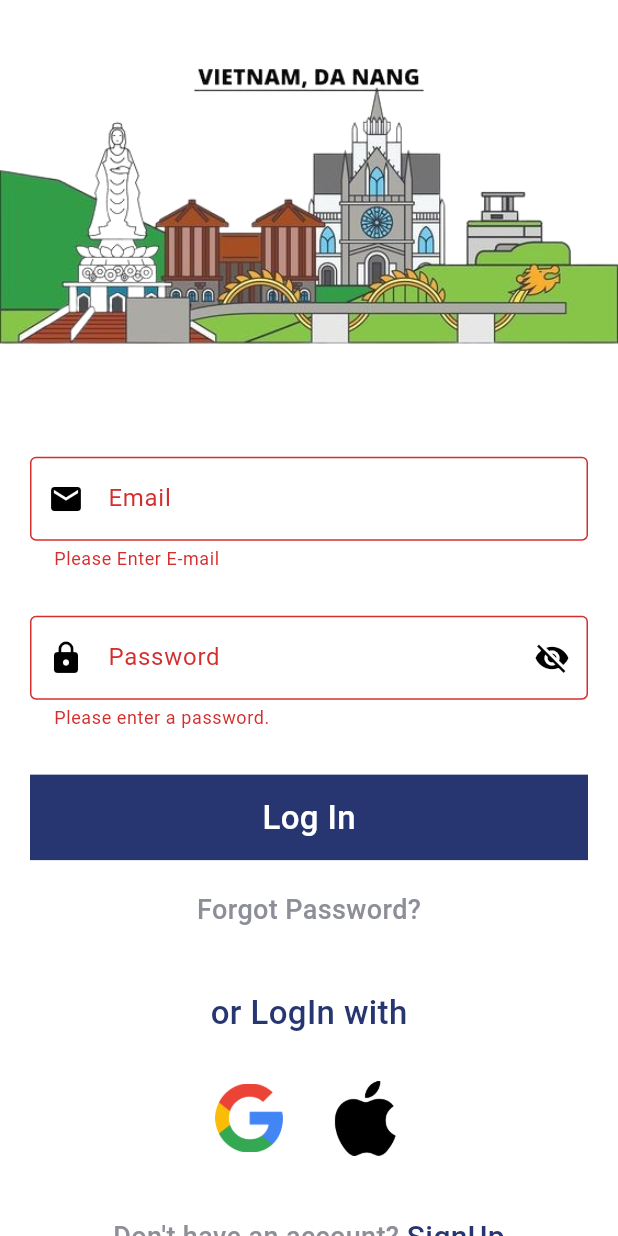
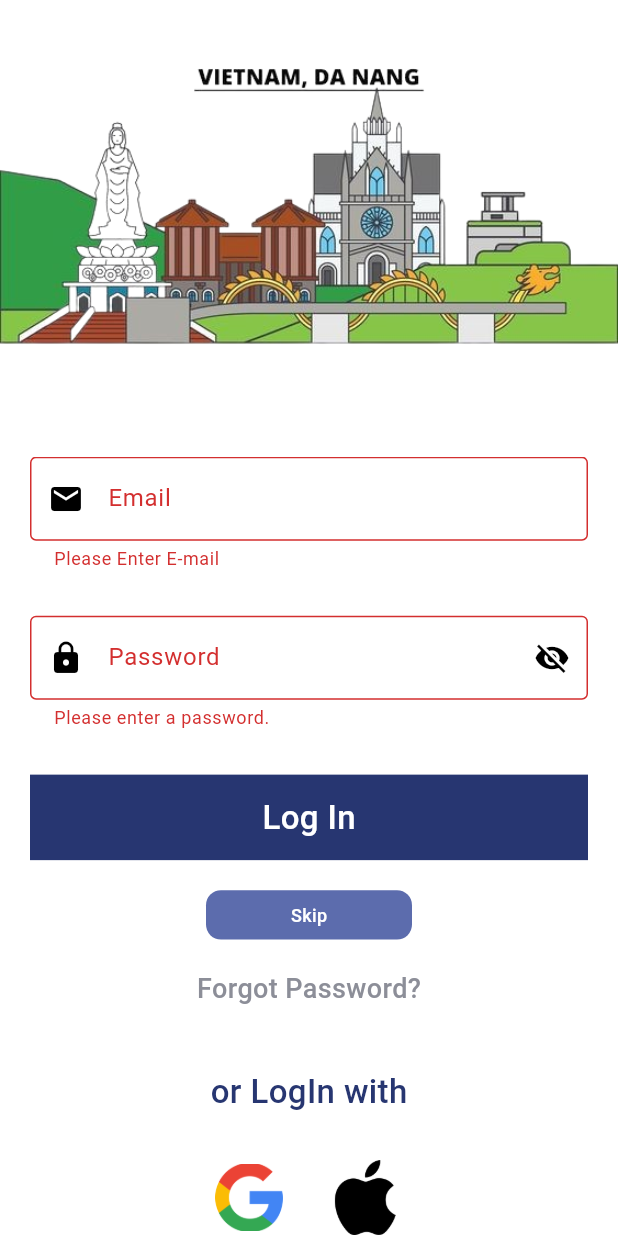
Before and after one commit to minhphu102003/flutterApp, a Flutter app: the Login screen opened directly, after a tap on "Log In", on a phone screen of 412 x 824 dp. Run offline on Flutter 3.47's test engine with Material 3 defaults, Android fonts, the phone set to English and light mode, and no system bars; our stand-ins replace country_picker, dio, geolocator, google_fonts, google_maps_flutter, latlong2 and 4 more; accounts and stored records are empty.

```diff
--- a/lib/login/sign/login.dart
+++ b/lib/login/sign/login.dart
@@ -5,8 +5,10 @@ import 'package:flutterApp/login/sign/sign.dart';
 import 'package:flutterApp/helper/validators.dart';
 import 'package:flutterApp/widgets/customTextFormField.dart';
 import 'package:flutterApp/services/authService.dart';
-// import 'package:flutterApp/models/auth.dart';
+import 'package:flutterApp/models/auth.dart';
+import 'package:flutterApp/services/apiRespone.dart';
 import 'package:flutterApp/widgets/customDialog.dart';
+import 'package:flutterApp/theme/colors.dart';
 
 class Login extends StatefulWidget {
   const Login({super.key});
@@ -19,6 +21,8 @@ class _LoginState extends State<Login> {
   final _formKey = GlobalKey<FormState>(); // Khởi tạo GlobalKey cho Form
   String email = '';
   String password = '';
+  final TextEditingController emailControler = TextEditingController();
+  final TextEditingController passwordController = TextEditingController();
 
   void showCustomDialog(BuildContext context, String title, String message,
       IconData typeIcon, Color color) {
@@ -31,12 +35,18 @@ class _LoginState extends State<Login> {
   }
 
   @override
+  void dispose() {
+    emailControler.dispose();
+    passwordController.dispose();
+    super.dispose();
+  }
+
+@override
 Widget build(BuildContext context) {
   return Scaffold(
     backgroundColor: Colors.white,
     resizeToAvoidBottomInset: false,
-      body: SingleChildScrollView(
-        child: Column(
+    body: Column(
       children: [
         Container(
           width: MediaQuery.of(context).size.width,
@@ -46,14 +56,17 @@ class _LoginState extends State<Login> {
           ),
         ),
         const SizedBox(height: 30.0),
-            Padding(
+        Expanded( // Sử dụng Expanded để cho Form chiếm không gian còn lại
+          child: SingleChildScrollView(
+            child: Padding(
               padding: const EdgeInsets.symmetric(horizontal: 20.0),
               child: Form(
-                key: _formKey, // Đặt key cho Form
+                key: _formKey,
                 child: Column(
                   children: [
                     CustomTextFormField(
                       hintText: "Email",
+                      controller: emailControler,
                       validator: emailValidator,
                       prefixIcon: Icon(Icons.email),
                       onChanged: (value) {
@@ -64,6 +77,7 @@ class _LoginState extends State<Login> {
                     CustomTextFormField(
                       obscureText: true,
                       hintText: "Password",
+                      controller: passwordController,
                       validator: passwordValidator,
                       prefixIcon: Icon(Icons.lock),
                       onChanged: (value) {
@@ -75,35 +89,29 @@ class _LoginState extends State<Login> {
                       onTap: () async {
                         FocusScope.of(context).unfocus();
                         if (_formKey.currentState!.validate()) {
-                          // Nếu form hợp lệ, điều hướng đến MapScreen
-                          print('Email: $email');
-                          print('Password: $password');
-                          String? errorMessage = await ApiClient.login(
-                            username: email,
-                            password: password,
-                          );
-                          if (errorMessage == null) {
+                          ApiResponse<AuthToken?> apiResponse =
+                              await AuthService().login(email, password);
+                          if (apiResponse.error == null) {
+                            emailControler.clear();
+                            passwordController.clear();
                             Navigator.push(
                               context,
-                              MaterialPageRoute(
-                                  builder: (context) => MapScreen()),
+                              MaterialPageRoute(builder: (context) => MapScreen()),
                             );
                           } else {
                             showCustomDialog(
                               context,
                               'Error',
-                              errorMessage,
-                              Icons.error, // Icon cho lỗi
-                              Colors.red, // Màu cho lỗi
+                              apiResponse.error!,
+                              Icons.error,
+                              failureColor,
                             );
-                            print(errorMessage);
                           }
                         }
                       },
                       child: Container(
                         width: MediaQuery.of(context).size.width,
-                        padding: const EdgeInsets.symmetric(
-                            vertical: 13.0, horizontal: 30.0),
+                        padding: const EdgeInsets.symmetric(vertical: 13.0, horizontal: 30.0),
                         decoration: BoxDecoration(
                           color: Color(0xFF273671),
                         ),
@@ -118,15 +126,35 @@ class _LoginState extends State<Login> {
                         ),
                       ),
                     ),
-                  ],
+                    const SizedBox(height: 20.0),
+                    GestureDetector(
+                      onTap: () {
+                        Navigator.push(context, MaterialPageRoute(builder: (context) => MapScreen()));
+                      },
+                      child: Container(
+                        width: MediaQuery.of(context).size.width / 3,
+                        height: MediaQuery.of(context).size.height / 25,
+                        padding: const EdgeInsets.symmetric(vertical: 2.0, horizontal: 10.0),
+                        decoration: BoxDecoration(
+                          color: Color.fromARGB(255, 92, 108, 173),
+                          borderRadius: BorderRadius.circular(10.0),
+                        ),
+                        child: const Center(
+                          child: Text(
+                            "Skip",
+                            style: TextStyle(
+                              color: Colors.white,
+                              fontSize: 12.0,
+                              fontWeight: FontWeight.w500,
+                            ),
+                          ),
                         ),
                       ),
                     ),
                     const SizedBox(height: 20.0),
                     GestureDetector(
                       onTap: () {
-                Navigator.push(context,
-                    MaterialPageRoute(builder: (context) => ForgotPassword()));
+                        Navigator.push(context, MaterialPageRoute(builder: (context) => ForgotPassword()));
                       },
                       child: const Text(
                         "Forgot Password?",
@@ -182,8 +210,7 @@ class _LoginState extends State<Login> {
                         const SizedBox(width: 5.0),
                         GestureDetector(
                           onTap: () {
-                    Navigator.push(context,
-                        MaterialPageRoute(builder: (context) => const Sign()));
+                            Navigator.push(context, MaterialPageRoute(builder: (context) => const Sign()));
                           },
                           child: const Text(
                             "SignUp",
@@ -198,6 +225,11 @@ class _LoginState extends State<Login> {
                   ],
                 ),
               ),
+            ),
+          ),
+        ),
+      ],
+    ),
   );
 }
 }
--- a/lib/models/auth.dart
+++ b/lib/models/auth.dart
@@ -31,7 +31,7 @@ class AuthToken {
         phone: json["phone"] ?? '',
         roles: List<String>.from(json["roles"]?.map((x) => x) ?? []),
         token: json["token"] ?? '',
-      );
+  );
 
   Map<String, dynamic> toMap() => {
         "success": success,
--- /dev/null
+++ b/lib/services/apiClient.dart
@@ -0,0 +1,40 @@
+import 'package:dio/dio.dart';
+import 'package:flutterApp/helper/appConfig.dart';
+import 'package:shared_preferences/shared_preferences.dart';
+
+class ApiClient {
+  static final Dio _dio = Dio(
+    BaseOptions(
+      baseUrl: AppConfig.baseUrl,
+      responseType: ResponseType.json,
+      connectTimeout: Duration(seconds: 10),
+      receiveTimeout: Duration(seconds: 10),
+      validateStatus: (int? code) {
+        return true;
+      },
+    ),
+  );
+
+  static final ApiClient instance = ApiClient._internal();
+
+  ApiClient._internal();
+
+  Dio get dio => _dio;
+
+  Future<void> setToken(String token) async {
+    _dio.options.headers['x-access-token'] = token;
+  }
+
+  Future<void> saveToken(String token) async {
+    SharedPreferences prefs = await SharedPreferences.getInstance();
+    await prefs.setString('token', token);
+  }
+
+  Future<void> loadToken() async {
+    SharedPreferences prefs = await SharedPreferences.getInstance();
+    String? token = prefs.getString('token');
+    if (token != null) {
+      _dio.options.headers['x-access-token'] = token;
+    }
+  }
+}
--- /dev/null
+++ b/lib/services/apiRespone.dart
@@ -0,0 +1,6 @@
+class ApiResponse<T> {
+  final T? data;
+  final String? error;
+
+  ApiResponse({this.data, this.error});
+}
--- a/lib/theme/colors.dart
+++ b/lib/theme/colors.dart
@@ -4,3 +4,5 @@ import 'package:flutter/material.dart';
 const Color primaryBlue = Color(0xff81BCF7); // Màu xanh chính
 const Color backgroundBlue = Color(0xffCAE5FF); // Màu nền nhẹ
 const Color backgroundWhite = Color(0xffF2F8FF); // Màu trắng cho nền
+const Color failureColor = Color(0xffEC4719);
+const Color successColor = Color(0xff17F43C); // Màu xanh cho success
--- a/lib/widgets/customTextFormField.dart
+++ b/lib/widgets/customTextFormField.dart
@@ -7,11 +7,13 @@ class CustomTextFormField extends StatefulWidget {
   final bool obscureText;
   final Icon prefixIcon;
   final ValueChanged<String>? onChanged;
+  final TextEditingController? controller;
 
   const CustomTextFormField({
     required this.hintText,
     required this.validator,
     required this.prefixIcon,
+    this.controller,
     this.onChanged,
     this.obscureText = false,
     Key? key,
@@ -60,6 +62,7 @@ class _CustomTextFormFieldState extends State<CustomTextFormField> {
       children: [
         TextFormField(
           focusNode: focusNode,
+          controller: widget.controller,
           validator: (value) {
             final validationResult = widget.validator(value);
             if (validationResult != null) {
```
Also changed, not shown: lib/login/sign/sign.dart (+69 -14 lines), lib/services/authService.dart (+32 -39 lines). Lines whose indentation alone changed are shown as unchanged.
